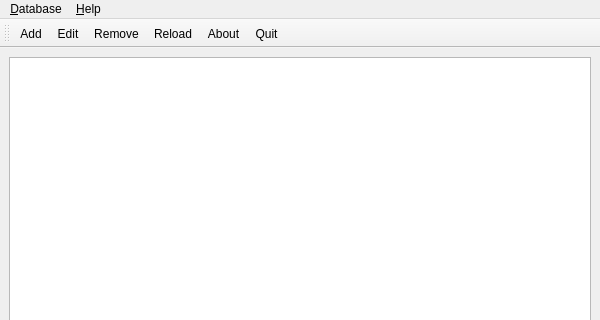
First picture: the form in src/whyblocked.ui, repository tastytea/whyblocked, before the edit; both pictures show x 0 to 600 and y 0 to 320 of the 600 by 600 pixel window.
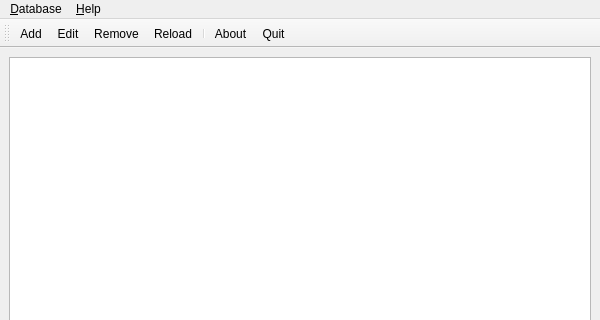
Second picture: the form after the edit. Icons and pictures are not drawn.

Commit message: Qt interface: Changed the icon names to lookup according to the Icon Naming Specification (bug #7)

```diff
--- a/src/whyblocked.ui
+++ b/src/whyblocked.ui
@@ -104,6 +104,7 @@
    <addaction name="action_edit"/>
    <addaction name="action_remove"/>
    <addaction name="action_reload"/>
+   <addaction name="separator"/>
    <addaction name="action_about"/>
    <addaction name="action_quit"/>
   </widget>
```
Left out of the diff: 21 changed lines with no effect on the pictures. The commit also changes 4 other files.
